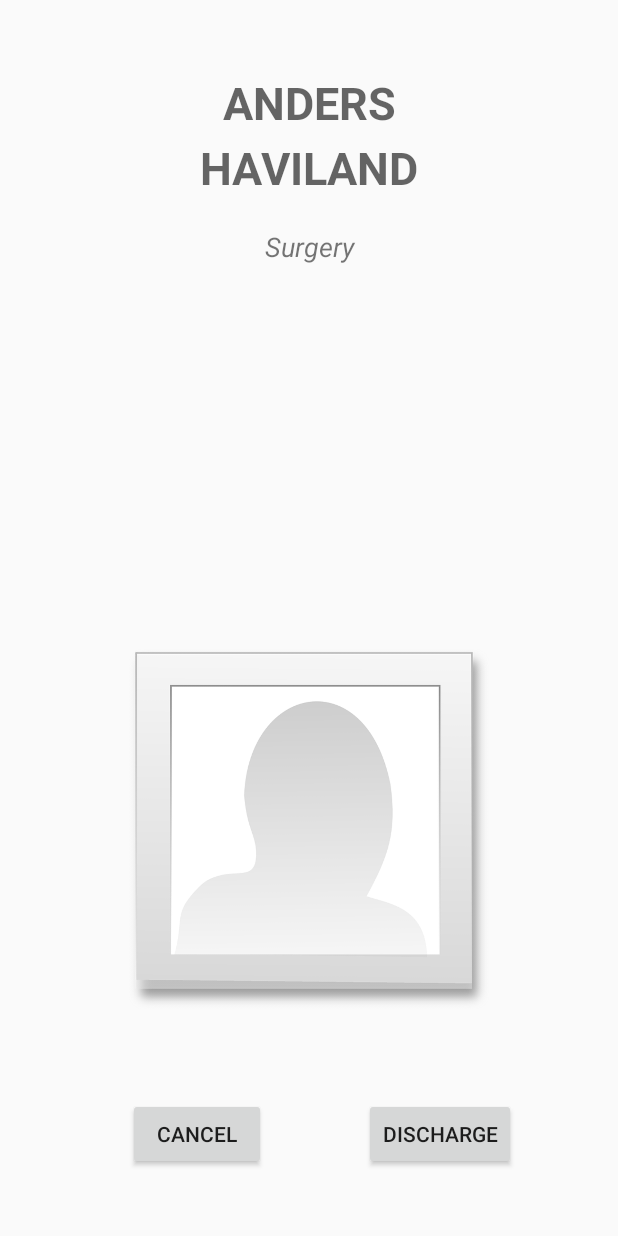
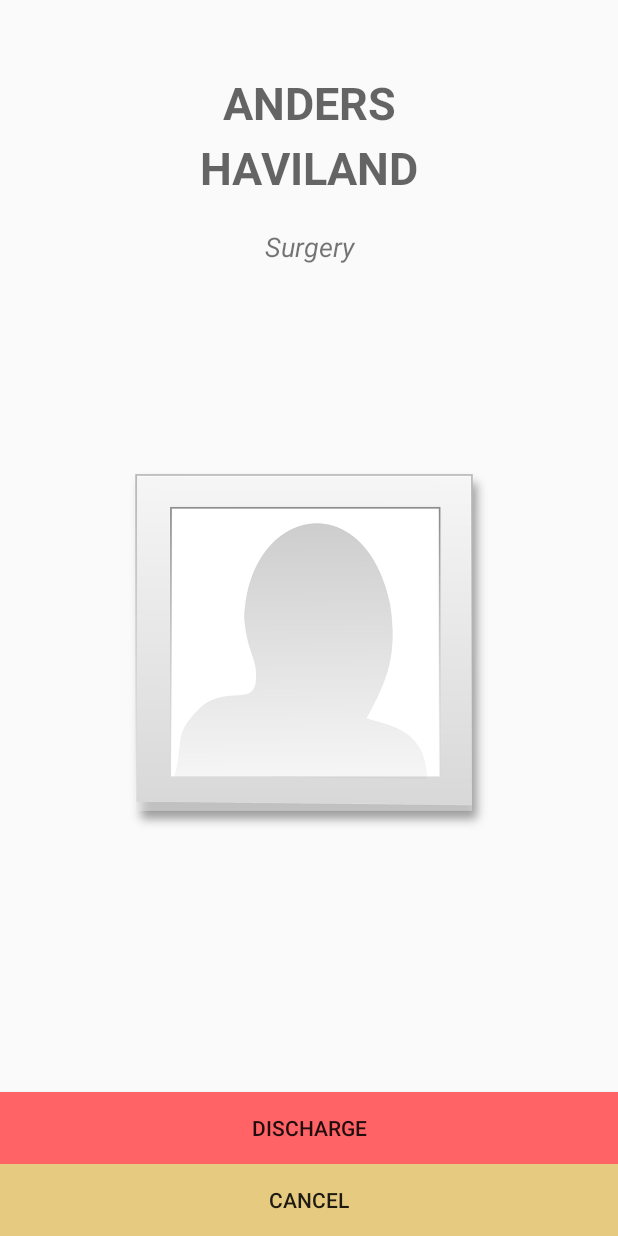
Before and after one commit to CSE-Hack-18/Digital-Coordinator, an Android app: the DischargeFragment screen opened directly, with no data from a screen before it, on a phone screen of 412 x 824 dp. Run offline under Robolectric (Android 15) with nearby library versions, the phone set to English and light mode, and no system bars.

Commit message:
Design discharge page

```diff
--- a/app/src/main/res/layout/fragment_screen_slide_page_discharge.xml
+++ b/app/src/main/res/layout/fragment_screen_slide_page_discharge.xml
@@ -25,31 +25,29 @@
 
     <Button
         android:id="@+id/admitbutton"
-        android:layout_width="wrap_content"
+        android:layout_width="fill_parent"
         android:layout_height="wrap_content"
-        android:layout_marginBottom="44dp"
-        android:layout_marginEnd="68dp"
+        android:background="#FF6365"
         android:text="Discharge"
-        app:layout_constraintBottom_toBottomOf="parent"
-        app:layout_constraintEnd_toEndOf="parent" />
+        app:layout_constraintBottom_toTopOf="@+id/cancelbutton"
+        app:layout_constraintEnd_toEndOf="parent"
+        app:layout_constraintHorizontal_bias="0.0"
+        app:layout_constraintStart_toStartOf="parent" />
 
     <Button
         android:id="@+id/cancelbutton"
-        android:layout_width="92dp"
+        android:layout_width="fill_parent"
         android:layout_height="wrap_content"
-        android:layout_marginBottom="44dp"
-        android:layout_marginEnd="8dp"
-        android:layout_marginStart="60dp"
+        android:background="#E5CA80"
         android:text="Cancel"
         app:layout_constraintBottom_toBottomOf="parent"
-        app:layout_constraintEnd_toStartOf="@+id/admitbutton"
-        app:layout_constraintHorizontal_bias="0.308"
-        app:layout_constraintStart_toStartOf="parent" />
+        tools:layout_editor_absoluteX="16dp" />
 
     <ImageView
         android:id="@+id/faceImage"
         android:layout_width="wrap_content"
         android:layout_height="240dp"
+        android:layout_marginBottom="8dp"
         android:layout_marginTop="148dp"
         android:contentDescription="zombie"
         android:visibility="visible"
@@ -58,7 +56,6 @@
         app:layout_constraintHorizontal_bias="0.0"
         app:layout_constraintStart_toStartOf="parent"
         app:layout_constraintTop_toTopOf="parent"
-        app:layout_constraintVertical_bias="0.827"
         app:srcCompat="@drawable/zombie" />
 
     <TextView
```
